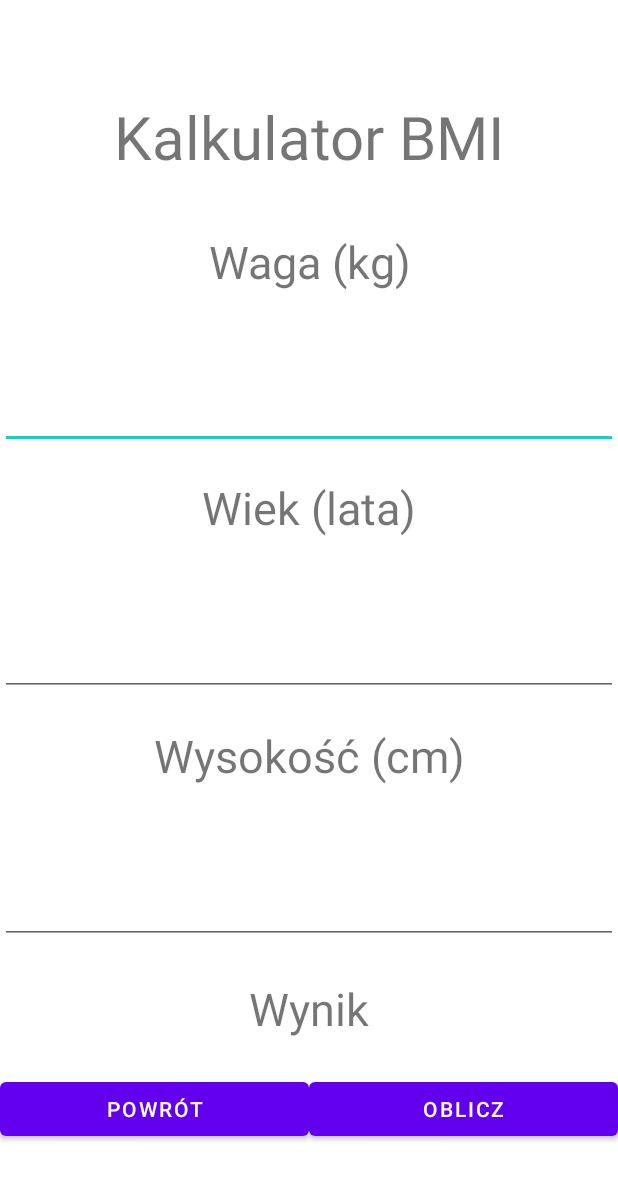
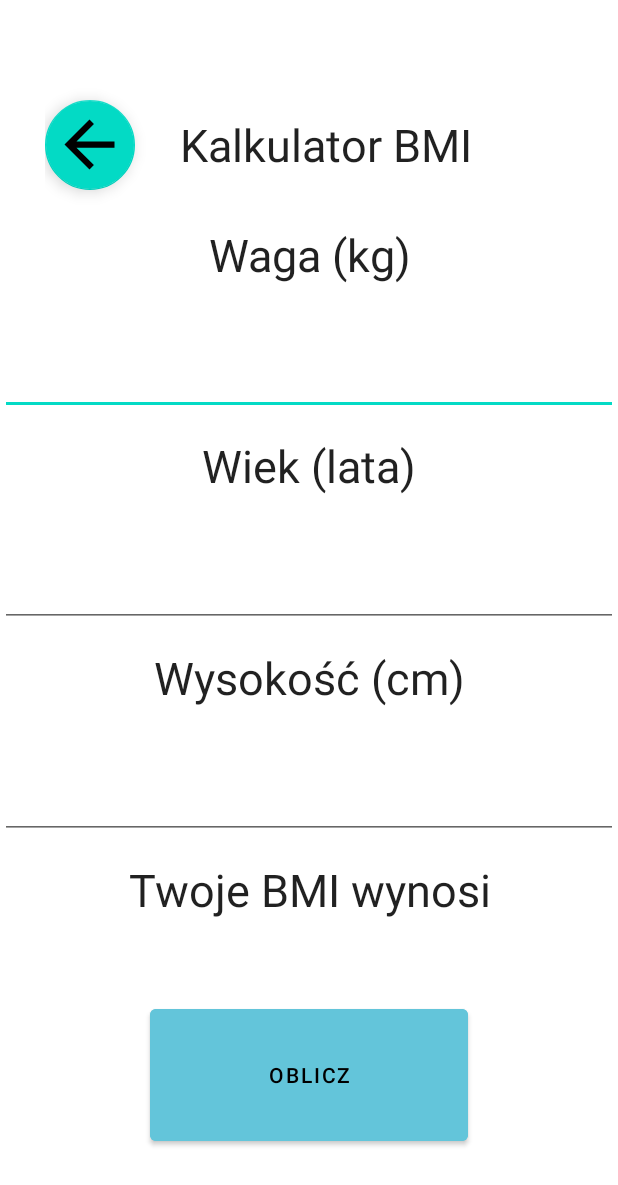
Before and after one commit to kubaxd864/ZSEiT, an Android app: the Page3 screen opened directly, with no data from a screen before it, on a phone screen of 412 x 824 dp. Shown: the top 1185 px of the screen. Run offline under Robolectric (Android 15) with nearby library versions, the phone set to English and light mode, and no system bars.

Commit message:
Final Update of Grafik App

```diff
--- a/Android Studio/Grafik/app/src/main/java/com/example/grafik/Page1.java
+++ b/Android Studio/Grafik/app/src/main/java/com/example/grafik/Page1.java
@@ -41,10 +41,10 @@ public class Page1 extends AppCompatActivity implements NavigationView.OnNavigat
                 startActivity(intent);
                 return true;
 
-//            case R.id.calendar:
-//                Intent intent2 = new Intent(this, Page2.class);
-//                startActivity(intent2);
-//                return true;
+            case R.id.calendar:
+                Intent intent2 = new Intent(this, Page2.class);
+                startActivity(intent2);
+                return true;
 
             case R.id.calculator:
                 Intent intent3 = new Intent(this, Page3.class);
--- a/Android Studio/Grafik/app/src/main/java/com/example/grafik/Page2.java
+++ b/Android Studio/Grafik/app/src/main/java/com/example/grafik/Page2.java
@@ -11,10 +11,9 @@ import android.widget.CalendarView;
 import android.widget.ListView;
 import android.widget.Toast;
 import com.google.android.material.floatingactionbutton.FloatingActionButton;
-import java.time.LocalDate;
-import java.time.format.DateTimeFormatter;
 import java.util.ArrayList;
 import java.util.Arrays;
+import java.util.Calendar;
 import java.util.HashSet;
 import java.util.Set;
 
@@ -54,18 +53,20 @@ public class Page2 extends AppCompatActivity implements View.OnClickListener, Ca
 
     @Override
     public void onSelectedDayChange(@NonNull CalendarView view, int year, int month, int dayOfMonth) {
-        DateTimeFormatter sdf = DateTimeFormatter.ofPattern("YYYY-MM-dd");
-        String date = sdf.format(LocalDate.of(year, month + 1, dayOfMonth));
-        if (dates.contains(date)) {
-            dates.remove(date);
-            Toast.makeText(getApplicationContext(), "Usunięto Wydarzenie z dnia " + date, Toast.LENGTH_SHORT).show();
+        Calendar selectedDate = Calendar.getInstance();
+        selectedDate.set(year, month, dayOfMonth);
+        if (selectedDate.get(Calendar.DAY_OF_WEEK) == Calendar.TUESDAY) {
+            dates.add("Masz Dzisiaj Trening");
+            dates.remove("Brak Zaplanowanych Wydarzeń");
+            Toast.makeText(getApplicationContext(), "W Ten Dzień masz Trening ", Toast.LENGTH_SHORT).show();
+        }else if (selectedDate.get(Calendar.DAY_OF_WEEK) == Calendar.THURSDAY) {
+            dates.add("Masz Dzisiaj Trening");
+            dates.remove("Brak Zaplanowanych Wydarzeń");
+            Toast.makeText(getApplicationContext(), "W Ten Dzień masz Trening", Toast.LENGTH_SHORT).show();
+        }else {
+            dates.remove("Masz Dzisiaj Trening");
+            dates.add("Brak Zaplanowanych Wydarzeń");
         }
-        else {
-            dates.add(date);
-            Toast.makeText(getApplicationContext(), "Dodano Wydarzenie na " + date, Toast.LENGTH_SHORT).show();
-            dates.remove("Brak Zaplanowanych Wydarzeń");
-        }
-
         ArrayAdapter<String> a = new ArrayAdapter<String>(this, R.layout.list_custom_text, R.id.list_content, Arrays.asList(dates.toArray(new String[dates.size()])));
         days.setAdapter(a);
     }
--- a/Android Studio/Grafik/app/src/main/java/com/example/grafik/Page3.java
+++ b/Android Studio/Grafik/app/src/main/java/com/example/grafik/Page3.java
@@ -10,6 +10,8 @@ import android.widget.Button;
 import android.widget.EditText;
 import android.widget.TextView;
 
+import com.google.android.material.floatingactionbutton.FloatingActionButton;
+
 public class Page3 extends AppCompatActivity implements View.OnClickListener {
 
     @Override
@@ -17,13 +19,13 @@ public class Page3 extends AppCompatActivity implements View.OnClickListener {
         super.onCreate(savedInstanceState);
         setContentView(R.layout.calculator);
         getSupportActionBar().hide();
-        TextView textview_res = (TextView)findViewById(R.id.result);
+        TextView wynik = (TextView)findViewById(R.id.wynik);
         EditText waga = (EditText)findViewById(R.id.waga);
         EditText wiek = (EditText)findViewById(R.id.wiek);
         EditText wysokosc = (EditText)findViewById(R.id.wysokosc);
 
-        ((Button) findViewById(R.id.back)).setOnClickListener(this);
-        ((Button) findViewById(R.id.calc)).setOnClickListener(new View.OnClickListener() {
+        ((FloatingActionButton) findViewById(R.id.menuButton)).setOnClickListener(this);
+        ((Button) findViewById(R.id.calc_btn)).setOnClickListener(new View.OnClickListener() {
             @SuppressLint("SetTextI18n")
             @Override
             public void onClick(View v) {
@@ -31,7 +33,7 @@ public class Page3 extends AppCompatActivity implements View.OnClickListener {
                 float param2 = 5 * Float.parseFloat(wysokosc.getText().toString());
                 float param3 = (float) (6.8 * Float.parseFloat(wiek.getText().toString()));
                 float result = 66 + param1 + param2 - param3;
-                textview_res.setText("BMR: " + String.valueOf(result));
+                wynik.setText("Twoje BMI wynosi: " + String.valueOf(result));
             }
         });
     }
@@ -39,8 +41,8 @@ public class Page3 extends AppCompatActivity implements View.OnClickListener {
     @Override
     public void onClick(View v) {
         switch (v.getId()) {
-            case R.id.back:
-                Intent intent = new Intent(this, MainActivity.class);
+            case R.id.menuButton:
+                Intent intent = new Intent(this, Page1.class);
                 startActivity(intent);
                 break;
         }
--- a/Android Studio/Grafik/app/src/main/res/layout/calculator.xml
+++ b/Android Studio/Grafik/app/src/main/res/layout/calculator.xml
@@ -16,14 +16,38 @@
         app:layout_constraintStart_toStartOf="parent"
         app:layout_constraintTop_toTopOf="parent">
 
-        <TextView
-            android:id="@+id/textView3"
+        <LinearLayout
             android:layout_width="match_parent"
-            android:layout_height="10dp"
-            android:layout_weight="1"
-            android:gravity="center"
-            android:text="Kalkulator BMI"
-            android:textSize="40dp" />
+            android:layout_height="80dp"
+            android:gravity="center_vertical"
+            android:layout_marginTop="10dp"
+            android:layout_marginLeft="30dp">
+
+            <com.google.android.material.floatingactionbutton.FloatingActionButton
+                android:id="@+id/menuButton"
+                android:layout_width="wrap_content"
+                android:layout_height="wrap_content"
+                android:clickable="true"
+                app:fabCustomSize="60dp"
+                app:fabSize="normal"
+                app:maxImageSize="50dp"
+                app:srcCompat="@drawable/ic_back"
+                tools:layout_editor_absoluteX="1dp"
+                tools:layout_editor_absoluteY="0dp"
+                android:layout_marginRight="20dp"/>
+
+            <TextView
+                android:id="@+id/textView"
+                android:layout_width="wrap_content"
+                android:layout_height="wrap_content"
+                android:layout_marginLeft="10dp"
+                android:text="Kalkulator BMI"
+                android:textSize="30dp"
+                tools:layout_editor_absoluteX="115dp"
+                tools:layout_editor_absoluteY="40dp"
+                android:textAppearance= "@style/Base.TextAppearance.AppCompat.Large" />
+
+        </LinearLayout>
 
         <TextView
             android:id="@+id/textwaga"
@@ -33,7 +57,8 @@
             android:layout_weight="1"
             android:text="Waga (kg)"
             android:gravity="center"
-            android:textSize="30dp" />
+            android:textSize="30dp"
+            android:textAppearance= "@style/Base.TextAppearance.AppCompat.Large"/>
 
         <EditText
             android:id="@+id/waga"
@@ -42,7 +67,7 @@
             android:layout_weight="1"
             android:ems="10"
             android:gravity="center"
-            android:inputType="number" />
+            android:inputType="number"/>
 
         <TextView
             android:id="@+id/textwiek"
@@ -52,7 +77,8 @@
             android:layout_weight="1"
             android:text="Wiek (lata)"
             android:gravity="center"
-            android:textSize="30dp" />
+            android:textSize="30dp"
+            android:textAppearance= "@style/Base.TextAppearance.AppCompat.Large"/>
 
         <EditText
             android:id="@+id/wiek"
@@ -71,7 +97,8 @@
             android:layout_weight="1"
             android:text="Wysokość (cm)"
             android:gravity="center"
-            android:textSize="30dp" />
+            android:textSize="30dp"
+            android:textAppearance= "@style/Base.TextAppearance.AppCompat.Large"/>
 
         <EditText
             android:id="@+id/wysokosc"
@@ -83,35 +110,37 @@
             android:inputType="number" />
 
         <TextView
-            android:id="@+id/result"
+            android:id="@+id/wynik"
             android:layout_width="match_parent"
-            android:layout_height="10px"
+            android:layout_height="0px"
             android:layout_gravity="center"
             android:layout_weight="1"
-            android:text="Wynik"
+            android:text="Twoje BMI wynosi"
             android:gravity="center"
-            android:textSize="30dp" />
+            android:textSize="30dp"
+            android:textAppearance= "@style/Base.TextAppearance.AppCompat.Large"/>
 
         <LinearLayout
             android:layout_width="match_parent"
-            android:layout_height="61dp">
+            android:layout_height="150dp"
+            android:orientation="horizontal">
 
             <Button
-                android:id="@+id/back"
-                android:layout_width="160dp"
-                android:layout_height="wrap_content"
+                android:id="@+id/calc_btn"
+                android:layout_width="wrap_content"
+                android:layout_height="150px"
                 android:layout_weight="1"
-                android:gravity="center"
-                android:text="Powrót" />
+                android:layout_marginLeft="100dp"
+                android:layout_marginRight="100dp"
+                android:layout_marginTop="40dp"
+                android:bottomRightRadius="10dp"
+                android:bottomLeftRadius="10dp"
+                android:topLeftRadius="10dp"
+                android:topRightRadius="10dp"
+                android:textColor="@color/black"
+                android:backgroundTint="@color/colorPrimaryDark"
+                android:text="Oblicz" />
+        </LinearLayout>
 
-            <Button
-                android:id="@+id/calc"
-                android:layout_width="160dp"
-                android:layout_height="wrap_content"
-                android:layout_weight="1"
-                android:gravity="center"
-                android:text="Oblicz" />
-
-        </LinearLayout>
     </LinearLayout>
 </androidx.constraintlayout.widget.ConstraintLayout>
```
